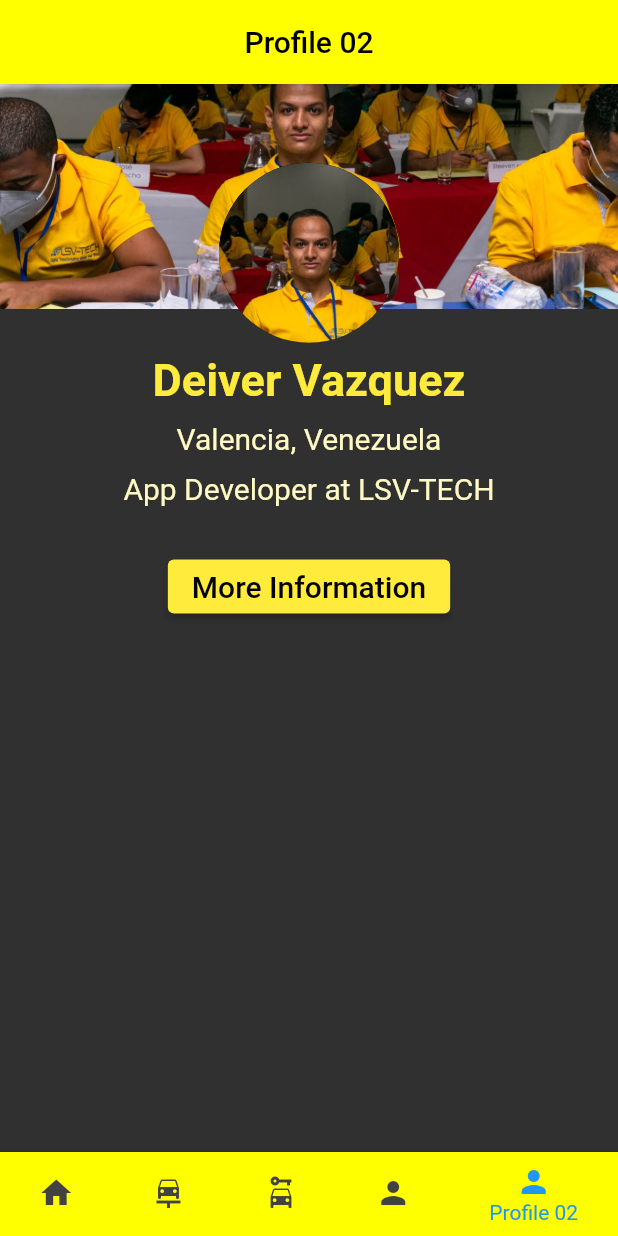
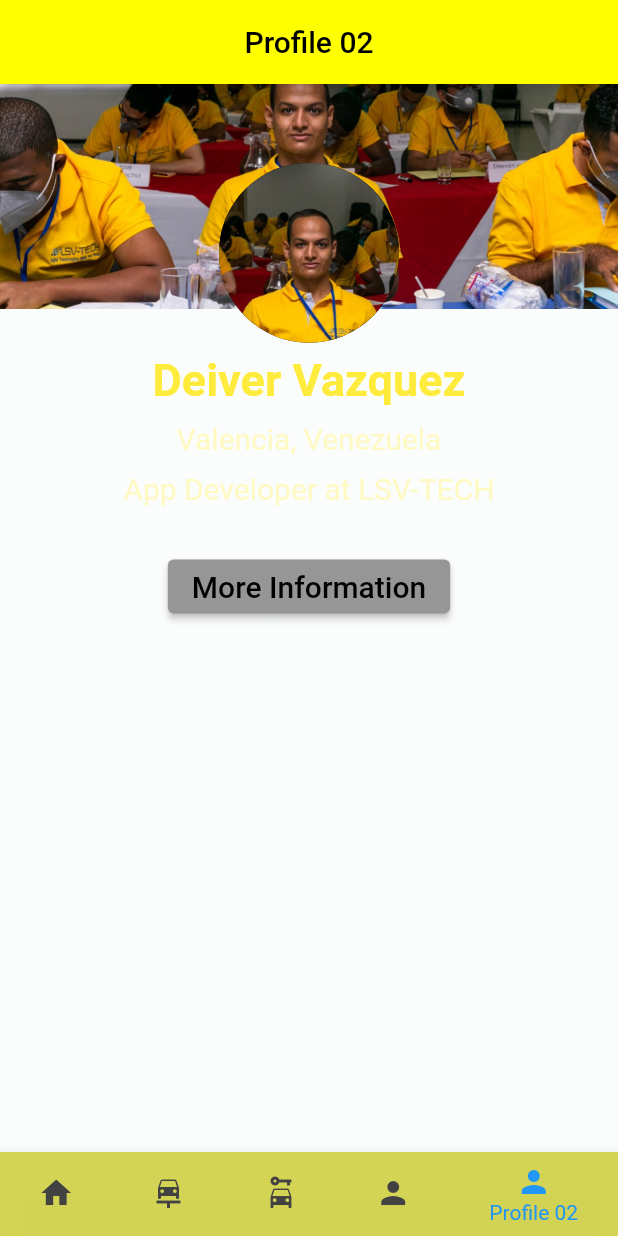
Before and after one commit to DeijoseDevelop/proyecto_flutter_LSV, a Flutter app: the screen it shows after launch, item 5 of the bottom bar chosen, on a phone screen of 412 x 824 dp. Run offline on Flutter 3.47's test engine with Material 2 defaults, Android fonts, the phone set to English and light mode, and no system bars; our stand-ins replace animated_splash_screen, firebase_core, firebase_database, lottie, page_transition; accounts and stored records are empty; network calls fail.

Commit message:
init activity third week

```diff
--- a/lib/src/view/semana_3/profile_2/body.dart
+++ b/lib/src/view/semana_3/profile_2/body.dart
@@ -62,7 +62,7 @@ class Body02 extends StatelessWidget {
               _showAlert(context, _registro);
             },
             style: ButtonStyle(
-              backgroundColor: MaterialStateProperty.all<Color>(Colors.yellow),
+              backgroundColor: MaterialStateProperty.all<Color>(Color.fromRGBO(150, 150, 150, 1)),
             ),
             child: const Text(
               'More Information',
--- a/lib/src/view/semana_3/profile_2/profile_view_2.dart
+++ b/lib/src/view/semana_3/profile_2/profile_view_2.dart
@@ -10,6 +10,7 @@ class ProfileView02 extends StatelessWidget {
 
 
     return Scaffold(
+      backgroundColor: const Color.fromRGBO(251, 252, 252, 1),
       appBar: AppBar(
         backgroundColor: Colors.yellowAccent,
         centerTitle: true,
--- a/lib/src/view/semana_3/splash/menu.dart
+++ b/lib/src/view/semana_3/splash/menu.dart
@@ -61,7 +61,7 @@ class _MenuState extends State<Menu> {
           BottomNavigationBarItem(
             icon: Icon(Icons.person),
             label: 'Profile 02',
-            backgroundColor: Colors.yellowAccent,
+            backgroundColor: Color.fromARGB(203, 255, 255, 96),
           ),
         ],
         currentIndex: _selectedIndex,
```
Also changed, not shown: lib/src/view/semana_3/list_view_card/custom_card.dart (added, +19 -0 lines), lib/src/view/semana_3/list_view_card/list_provider_card.dart (added, +10 -0 lines), lib/src/view/semana_3/list_view_card/data_provider_card.dart (added).
